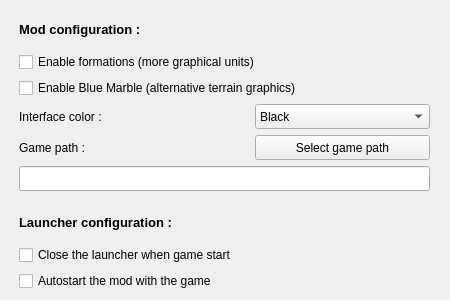
The window that checker/w_options.ui (dbkblk/rand_launcher) describes before a commit, drawn with Qt 5.
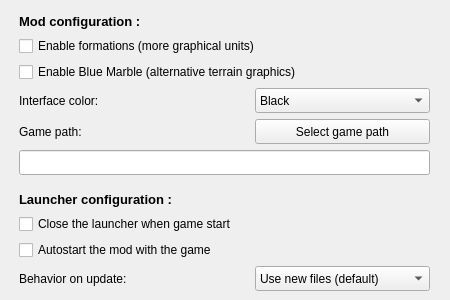
The same window after the commit.

Commit message:
Option to choose update behavior
- Updated translations

Patch:
```diff
--- a/checker/w_options.ui
+++ b/checker/w_options.ui
@@ -82,7 +82,7 @@
       <item>
        <widget class="QLabel" name="lb_intcolor">
         <property name="text">
-         <string>Interface color :</string>
+         <string>Interface color:</string>
         </property>
        </widget>
       </item>
@@ -149,7 +149,7 @@
       <item>
        <widget class="QLabel" name="label">
         <property name="text">
-         <string>Game path :</string>
+         <string>Game path:</string>
         </property>
        </widget>
       </item>
@@ -242,6 +242,43 @@
       </property>
      </widget>
     </item>
+    <item>
+     <layout class="QHBoxLayout" name="horizontalLayout_3">
+      <item>
+       <widget class="QLabel" name="lb_behavior">
+        <property name="text">
+         <string>Behavior on update:</string>
+        </property>
+       </widget>
+      </item>
+      <item>
+       <widget class="QComboBox" name="opt_updateBehavior">
+        <property name="sizePolicy">
+         <sizepolicy hsizetype="Fixed" vsizetype="Fixed">
+          <horstretch>0</horstretch>
+          <verstretch>0</verstretch>
+         </sizepolicy>
+        </property>
+        <property name="minimumSize">
+         <size>
+          <width>175</width>
+          <height>25</height>
+         </size>
+        </property>
+        <item>
+         <property name="text">
+          <string>Use new files (default)</string>
+         </property>
+        </item>
+        <item>
+         <property name="text">
+          <string>Keep local changes</string>
+         </property>
+        </item>
+       </widget>
+      </item>
+     </layout>
+    </item>
    </layout>
   </widget>
  </widget>
```
The commit also changes 20 other files.
